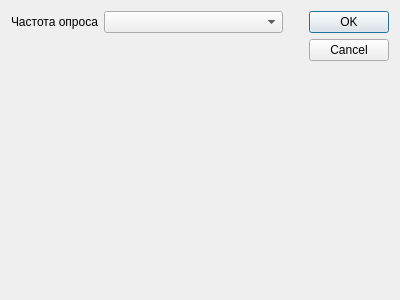
voytoff/ACDAnalizerQt, file settingsdlg.ui: the form before one commit.
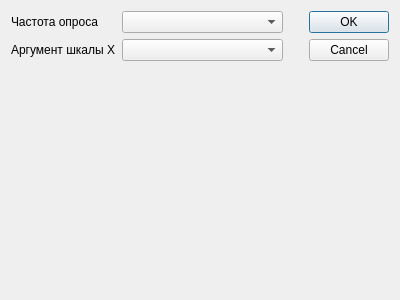
The form after the commit.

Diff of the .ui file:
```diff
--- a/settingsdlg.ui
+++ b/settingsdlg.ui
@@ -29,6 +29,16 @@
      <item row="0" column="1">
       <widget class="QComboBox" name="frequency"/>
      </item>
+     <item row="1" column="0">
+      <widget class="QLabel" name="label2">
+       <property name="text">
+        <string>Аргумент шкалы X</string>
+       </property>
+      </widget>
+     </item>
+     <item row="1" column="1">
+      <widget class="QComboBox" name="axisXType"/>
+     </item>
     </layout>
    </item>
    <item>
```
Left out of the diff: 2 changed lines with no effect on the pictures.
